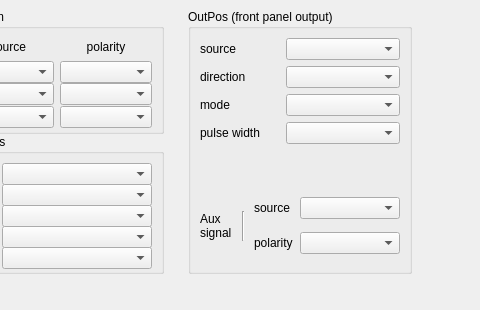
Above: icepapcms/gui/ui/io.ui from ALBA-Synchrotron/IcepapCMS before the change; both pictures show x 115 to 595 and y 0 to 310 of the 760 by 310 pixel window. Below: the same form after it.
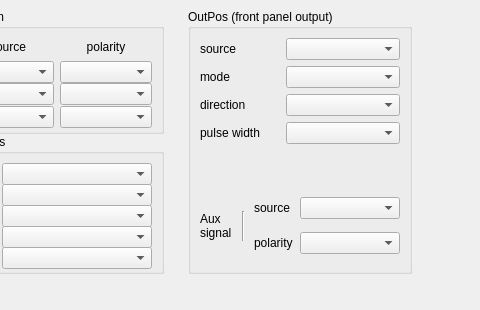
That is the form after the change.

Commit message:
Fix wrong labels on OutPos
Mode and direction are inverted

Diff of the .ui file:
```diff
--- a/icepapcms/gui/ui/io.ui
+++ b/icepapcms/gui/ui/io.ui
@@ -176,7 +176,7 @@
               </size>
              </property>
              <property name="text">
-              <string>direction</string>
+              <string>mode</string>
              </property>
             </widget>
            </item>
@@ -223,7 +223,7 @@
               </size>
              </property>
              <property name="text">
-              <string>mode</string>
+              <string>direction</string>
              </property>
             </widget>
            </item>
```
